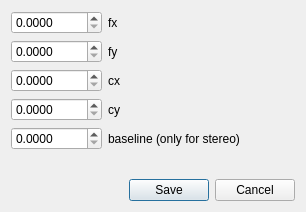
The window that guilib/src/ui/createSimpleCalibrationDialog.ui (ros2-gbp/rtabmap-release) describes before a commit, drawn with Qt 5.
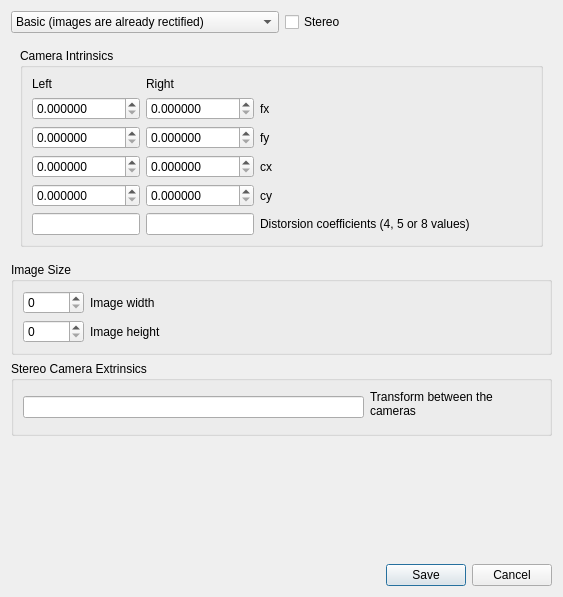
The same window after the commit. The open tabs and pages were chosen to show the change.

The edit to the form file:
```diff
--- a/guilib/src/ui/createSimpleCalibrationDialog.ui
+++ b/guilib/src/ui/createSimpleCalibrationDialog.ui
@@ -6,43 +6,52 @@
    <rect>
     <x>0</x>
     <y>0</y>
-    <width>306</width>
-    <height>212</height>
+    <width>563</width>
+    <height>597</height>
    </rect>
   </property>
   <property name="windowTitle">
    <string>Create simple calibration</string>
   </property>
+  <layout class="QVBoxLayout" name="verticalLayout_3">
+   <item>
+    <layout class="QHBoxLayout" name="horizontalLayout">
+     <item>
+      <widget class="QComboBox" name="comboBox_advanced">
+       <item>
+        <property name="text">
+         <string>Basic (images are already rectified)</string>
+        </property>
+       </item>
+       <item>
+        <property name="text">
+         <string>Advanced (images should be rectified)</string>
+        </property>
+       </item>
+      </widget>
+     </item>
+     <item>
+      <widget class="QCheckBox" name="checkBox_stereo">
+       <property name="text">
+        <string>Stereo</string>
+       </property>
+      </widget>
+     </item>
+    </layout>
+   </item>
+   <item>
+    <widget class="QStackedWidget" name="stackedWidget">
+     <property name="currentIndex">
+      <number>0</number>
+     </property>
+     <widget class="QWidget" name="page_2">
   <layout class="QVBoxLayout" name="verticalLayout">
    <item>
-    <layout class="QFormLayout" name="formLayout">
-     <item row="0" column="0">
-      <widget class="QDoubleSpinBox" name="doubleSpinBox_fx">
-       <property name="decimals">
-        <number>4</number>
-       </property>
-       <property name="maximum">
-        <double>99999.000000000000000</double>
-       </property>
-      </widget>
-     </item>
-     <item row="0" column="1">
-      <widget class="QLabel" name="label">
-       <property name="text">
-        <string>fx</string>
-       </property>
-      </widget>
-     </item>
-     <item row="1" column="0">
-      <widget class="QDoubleSpinBox" name="doubleSpinBox_fy">
-       <property name="decimals">
-        <number>4</number>
-       </property>
-       <property name="maximum">
-        <double>99999.000000000000000</double>
-       </property>
-      </widget>
-     </item>
+        <widget class="QGroupBox" name="groupBox">
+         <property name="title">
+          <string>Camera Intrinsics</string>
+         </property>
+         <layout class="QGridLayout" name="gridLayout" columnstretch="0,1">
      <item row="1" column="1">
       <widget class="QLabel" name="label_2">
        <property name="text">
@@ -50,10 +59,10 @@
        </property>
       </widget>
      </item>
-     <item row="2" column="0">
-      <widget class="QDoubleSpinBox" name="doubleSpinBox_cx">
+          <item row="0" column="0">
+           <widget class="QDoubleSpinBox" name="doubleSpinBox_fx">
        <property name="decimals">
-        <number>4</number>
+             <number>6</number>
        </property>
        <property name="maximum">
         <double>99999.000000000000000</double>
@@ -67,10 +76,10 @@
        </property>
       </widget>
      </item>
-     <item row="3" column="0">
-      <widget class="QDoubleSpinBox" name="doubleSpinBox_cy">
+          <item row="1" column="0">
+           <widget class="QDoubleSpinBox" name="doubleSpinBox_fy">
        <property name="decimals">
-        <number>4</number>
+             <number>6</number>
        </property>
        <property name="maximum">
         <double>99999.000000000000000</double>
@@ -84,10 +93,17 @@
        </property>
       </widget>
      </item>
+          <item row="0" column="1">
+           <widget class="QLabel" name="label">
+            <property name="text">
+             <string>fx</string>
+            </property>
+           </widget>
+          </item>
      <item row="4" column="0">
       <widget class="QDoubleSpinBox" name="doubleSpinBox_baseline">
        <property name="decimals">
-        <number>4</number>
+             <number>6</number>
        </property>
        <property name="minimum">
         <double>0.000000000000000</double>
@@ -97,14 +113,262 @@
        </property>
       </widget>
      </item>
+          <item row="3" column="0">
+           <widget class="QDoubleSpinBox" name="doubleSpinBox_cy">
+            <property name="decimals">
+             <number>6</number>
+            </property>
+            <property name="maximum">
+             <double>99999.000000000000000</double>
+            </property>
+           </widget>
+          </item>
+          <item row="2" column="0">
+           <widget class="QDoubleSpinBox" name="doubleSpinBox_cx">
+            <property name="decimals">
+             <number>6</number>
+            </property>
+            <property name="maximum">
+             <double>99999.000000000000000</double>
+            </property>
+           </widget>
+          </item>
+         </layout>
+        </widget>
+       </item>
+      </layout>
+     </widget>
+     <widget class="QWidget" name="page">
+      <layout class="QVBoxLayout" name="verticalLayout_2">
+       <item>
+        <widget class="QGroupBox" name="groupBox_3">
+         <property name="title">
+          <string>Camera Intrinsics</string>
+         </property>
+         <layout class="QGridLayout" name="gridLayout_3" columnstretch="0,0,1">
+          <item row="1" column="0">
+           <widget class="QLabel" name="label_left">
+            <property name="text">
+             <string>Left</string>
+            </property>
+           </widget>
+          </item>
+          <item row="2" column="1">
+           <widget class="QDoubleSpinBox" name="doubleSpinBox_fx_r">
+            <property name="decimals">
+             <number>6</number>
+            </property>
+            <property name="maximum">
+             <double>99999.000000000000000</double>
+            </property>
+           </widget>
+          </item>
+          <item row="2" column="0">
+           <widget class="QDoubleSpinBox" name="doubleSpinBox_fx_l">
+            <property name="decimals">
+             <number>6</number>
+            </property>
+            <property name="maximum">
+             <double>99999.000000000000000</double>
+            </property>
+           </widget>
+          </item>
+          <item row="1" column="1">
+           <widget class="QLabel" name="label_right">
+            <property name="text">
+             <string>Right</string>
+            </property>
+           </widget>
+          </item>
+          <item row="4" column="0">
+           <widget class="QDoubleSpinBox" name="doubleSpinBox_cx_l">
+            <property name="decimals">
+             <number>6</number>
+            </property>
+            <property name="maximum">
+             <double>99999.000000000000000</double>
+            </property>
+           </widget>
+          </item>
+          <item row="2" column="2">
+           <widget class="QLabel" name="label_10">
+            <property name="text">
+             <string>fx</string>
+            </property>
+           </widget>
+          </item>
+          <item row="3" column="1">
+           <widget class="QDoubleSpinBox" name="doubleSpinBox_fy_r">
+            <property name="decimals">
+             <number>6</number>
+            </property>
+            <property name="maximum">
+             <double>99999.000000000000000</double>
+            </property>
+           </widget>
+          </item>
+          <item row="3" column="0">
+           <widget class="QDoubleSpinBox" name="doubleSpinBox_fy_l">
+            <property name="decimals">
+             <number>6</number>
+            </property>
+            <property name="maximum">
+             <double>99999.000000000000000</double>
+            </property>
+           </widget>
+          </item>
      <item row="4" column="1">
+           <widget class="QDoubleSpinBox" name="doubleSpinBox_cx_r">
+            <property name="decimals">
+             <number>6</number>
+            </property>
+            <property name="maximum">
+             <double>99999.000000000000000</double>
+            </property>
+           </widget>
+          </item>
+          <item row="5" column="1">
+           <widget class="QDoubleSpinBox" name="doubleSpinBox_cy_r">
+            <property name="decimals">
+             <number>6</number>
+            </property>
+            <property name="maximum">
+             <double>99999.000000000000000</double>
+            </property>
+           </widget>
+          </item>
+          <item row="5" column="0">
+           <widget class="QDoubleSpinBox" name="doubleSpinBox_cy_l">
+            <property name="decimals">
+             <number>6</number>
+            </property>
+            <property name="maximum">
+             <double>99999.000000000000000</double>
+            </property>
+           </widget>
+          </item>
+          <item row="3" column="2">
+           <widget class="QLabel" name="label_9">
+            <property name="text">
+             <string>fy</string>
+            </property>
+           </widget>
+          </item>
+          <item row="6" column="1">
+           <widget class="QLineEdit" name="lineEdit_D_r"/>
+          </item>
+          <item row="5" column="2">
+           <widget class="QLabel" name="label_8">
+            <property name="text">
+             <string>cy</string>
+            </property>
+           </widget>
+          </item>
+          <item row="6" column="0">
+           <widget class="QLineEdit" name="lineEdit_D_l"/>
+          </item>
+          <item row="6" column="2">
+           <widget class="QLabel" name="label_12">
+            <property name="toolTip">
+             <string>k1, k2, p1, p2[, k3[, k4, k5, k6 ]]</string>
+            </property>
+            <property name="text">
+             <string>Distorsion coefficients (4, 5 or 8 values)</string>
+            </property>
+            <property name="wordWrap">
+             <bool>true</bool>
+            </property>
+           </widget>
+          </item>
+          <item row="4" column="2">
+           <widget class="QLabel" name="label_11">
+            <property name="text">
+             <string>cx</string>
+            </property>
+           </widget>
+          </item>
+         </layout>
+        </widget>
+       </item>
+      </layout>
+     </widget>
+    </widget>
+   </item>
+   <item>
+    <widget class="QGroupBox" name="groupBox_2">
+     <property name="title">
+      <string>Image Size</string>
+     </property>
+     <layout class="QGridLayout" name="gridLayout_4" columnstretch="0,1">
+      <item row="0" column="0">
+       <widget class="QSpinBox" name="spinBox_width">
+        <property name="maximum">
+         <number>99999</number>
+        </property>
+       </widget>
+      </item>
+      <item row="0" column="1">
       <widget class="QLabel" name="label_5">
        <property name="text">
-        <string>baseline (only for stereo)</string>
+         <string>Image width</string>
        </property>
       </widget>
      </item>
-    </layout>
+      <item row="1" column="0">
+       <widget class="QSpinBox" name="spinBox_height">
+        <property name="maximum">
+         <number>99999</number>
+        </property>
+       </widget>
+      </item>
+      <item row="1" column="1">
+       <widget class="QLabel" name="label_13">
+        <property name="text">
+         <string>Image height</string>
+        </property>
+       </widget>
+      </item>
+     </layout>
+    </widget>
+   </item>
+   <item>
+    <widget class="QGroupBox" name="groupBox_stereo_extrinsics">
+     <property name="title">
+      <string>Stereo Camera Extrinsics</string>
+     </property>
+     <layout class="QGridLayout" name="gridLayout_2">
+      <item row="0" column="0" rowspan="2" colspan="2">
+       <widget class="QLineEdit" name="lineEdit_RT">
+        <property name="toolTip">
+         <string>&lt;html&gt;&lt;head/&gt;&lt;body&gt;&lt;p&gt;Format (3 values): x y z&lt;br/&gt;Format (6 values): x y z roll pitch yaw&lt;br/&gt;Format (7 values): x y z qx qy qz qw&lt;br/&gt;Format (9 values, 3x3 rotation): r11 r12 r13 r21 r22 r23 r31 r32 r33&lt;br/&gt;Format (12 values, 3x4 transform): r11 r12 r13 tx r21 r22 r23 ty r31 r32 r33 tz&lt;/p&gt;&lt;p&gt;KITTI: /base_link to /gray_camera = 0 0 1 -1 0 0 0 -1 0&lt;br/&gt;KITTI: /base_link to /color_camera = 0 0 1 0 -1 0 0 -0.06 0 -1 0 0&lt;/p&gt;&lt;/body&gt;&lt;/html&gt;</string>
+        </property>
+       </widget>
+      </item>
+      <item row="0" column="2">
+       <widget class="QLabel" name="label_6">
+        <property name="text">
+         <string>Transform between the cameras</string>
+        </property>
+        <property name="wordWrap">
+         <bool>true</bool>
+        </property>
+       </widget>
+      </item>
+     </layout>
+    </widget>
+   </item>
+   <item>
+    <spacer name="verticalSpacer">
+     <property name="orientation">
+      <enum>Qt::Vertical</enum>
+     </property>
+     <property name="sizeHint" stdset="0">
+      <size>
+       <width>20</width>
+       <height>40</height>
+      </size>
+     </property>
+    </spacer>
    </item>
    <item>
     <widget class="QDialogButtonBox" name="buttonBox">
```
Left out of the diff: 45 changed lines with no effect on the pictures. Lines whose indentation alone changed are shown as unchanged.
